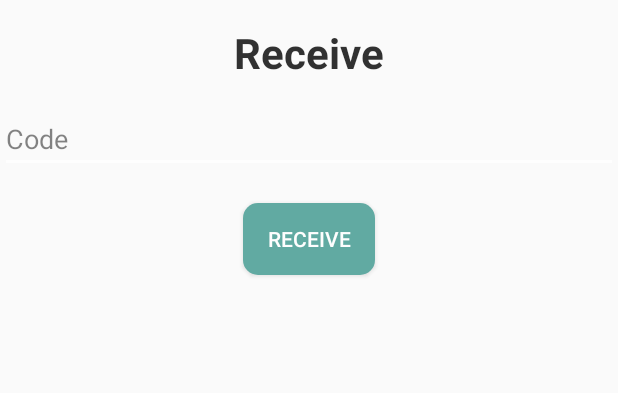
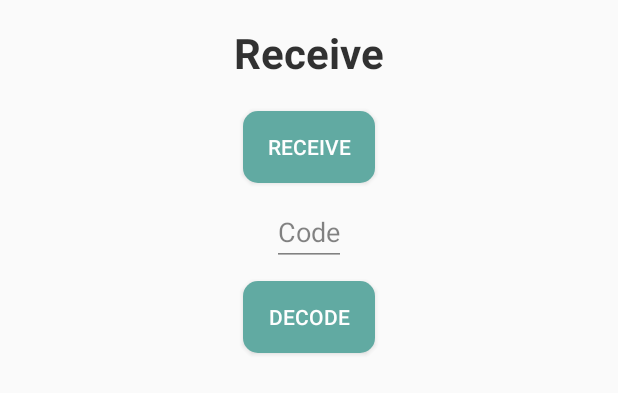
Before and after one commit to airbagy/derma_app, an Android app: the layout receive_page.xml on its own in the app's theme, with its tools: preview values and no code run, on a phone screen of 412 x 824 dp. Shown: the top 393 px of the screen. Run offline under Robolectric (Android 15) with nearby library versions, the phone set to English and light mode, and no system bars.

Commit message:
Improve receive page

```diff
--- a/app/src/main/res/layout/receive_page.xml
+++ b/app/src/main/res/layout/receive_page.xml
@@ -10,6 +10,9 @@
         android:layout_width="fill_parent"
         android:layout_height="fill_parent"
         android:orientation="vertical"
+        android:focusable="true"
+        android:focusableInTouchMode="true"
+        android:clickable="true"
         android:gravity="center_horizontal">
 
         <TextView
@@ -17,32 +20,61 @@
             android:layout_height="wrap_content"
             android:text="Receive"
             android:layout_marginTop="16dp"
-            android:layout_marginBottom="16dp"
+            android:layout_marginBottom="10dp"
             android:textSize="28sp"
             android:textStyle="bold"
             android:textColor="@color/black"/>
-
-        <EditText
-            android:id="@+id/recv_code"
-            android:layout_width="match_parent"
-            android:layout_height="wrap_content"
-            android:hint="Code"
-            android:inputType="textPassword" />
 
         <Button
             android:id="@+id/recv_button"
             android:layout_width="wrap_content"
             android:layout_height="wrap_content"
-            android:layout_marginTop="20dp"
-            android:layout_marginBottom="24dp"
+            android:layout_marginTop="10dp"
+            android:layout_marginBottom="10dp"
             android:onClick="recvAction"
             android:textColor="#fff"
             android:background="@drawable/round_btn"
             android:text="Receive" />
+
+    <LinearLayout
+        android:id="@+id/recv_extras"
+        android:layout_width="fill_parent"
+        android:layout_height="fill_parent"
+        android:orientation="vertical"
+        android:gravity="center_horizontal">
+
+        <EditText
+            android:id="@+id/recv_code"
+            android:layout_width="wrap_content"
+            android:layout_height="wrap_content"
+            android:hint="Code"
+            android:maxLines="1"
+            android:imeOptions="actionDone"
+            android:inputType="textPassword" />
+
+        <Button
+            android:id="@+id/recv_decode"
+            android:layout_width="wrap_content"
+            android:layout_height="wrap_content"
+            android:layout_marginTop="10dp"
+            android:layout_marginBottom="10dp"
+            android:onClick="decodeAction"
+            android:textColor="#fff"
+            android:background="@drawable/round_btn"
+            android:text="Decode" />
+
+        <TextView
+            android:id="@+id/recv_codelabel"
+            android:layout_width="wrap_content"
+            android:layout_height="wrap_content"
+            android:layout_marginTop="10dp"
+            android:layout_marginBottom="10dp"
+            android:text="" />
 
         <ImageView
             android:id="@+id/recv_result"
             android:layout_width="200dp"
             android:layout_height="300dp" />
     </LinearLayout>
+    </LinearLayout>
 </RelativeLayout>
```
Also changed, not shown: app/src/main/java/com/derma/app/activities/ReceiveActivity.java (+35 -9 lines).
